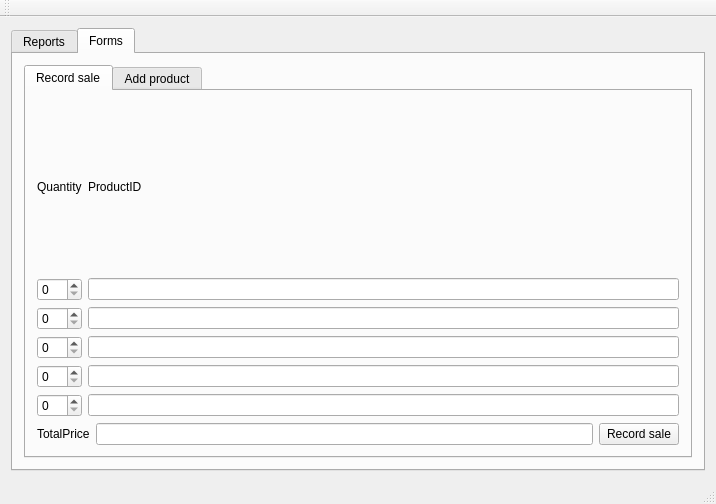
NicSwin/PHPSalesReportingSystem, file QtPHP-SRS/mainwindow.ui: the form before one commit.
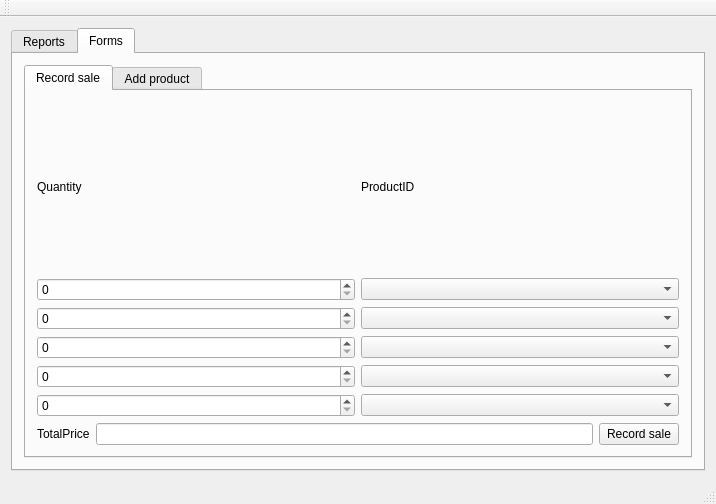
The form after the commit. The open tabs and pages were chosen to show the change.

Commit message: Record sale now uses combo boxes

```diff
--- a/QtPHP-SRS/mainwindow.ui
+++ b/QtPHP-SRS/mainwindow.ui
@@ -210,9 +210,6 @@
                 </property>
                </widget>
               </item>
-              <item row="2" column="1">
-               <widget class="QLineEdit" name="IDp1"/>
-              </item>
               <item row="3" column="0">
                <widget class="QSpinBox" name="p2Quanity"/>
               </item>
@@ -225,17 +222,20 @@
               <item row="6" column="0">
                <widget class="QSpinBox" name="p5Quanity"/>
               </item>
+              <item row="2" column="1">
+               <widget class="QComboBox" name="combo1"/>
+              </item>
               <item row="3" column="1">
-               <widget class="QLineEdit" name="IDp2"/>
+               <widget class="QComboBox" name="combo2"/>
               </item>
               <item row="4" column="1">
-               <widget class="QLineEdit" name="IDp3"/>
+               <widget class="QComboBox" name="combo3"/>
               </item>
               <item row="5" column="1">
-               <widget class="QLineEdit" name="IDp4"/>
+               <widget class="QComboBox" name="combo4"/>
               </item>
               <item row="6" column="1">
-               <widget class="QLineEdit" name="IDp5"/>
+               <widget class="QComboBox" name="combo5"/>
               </item>
              </layout>
             </item>
```
Left out of the diff: 2 changed lines with no effect on the pictures. The commit also changes 2 other files.
